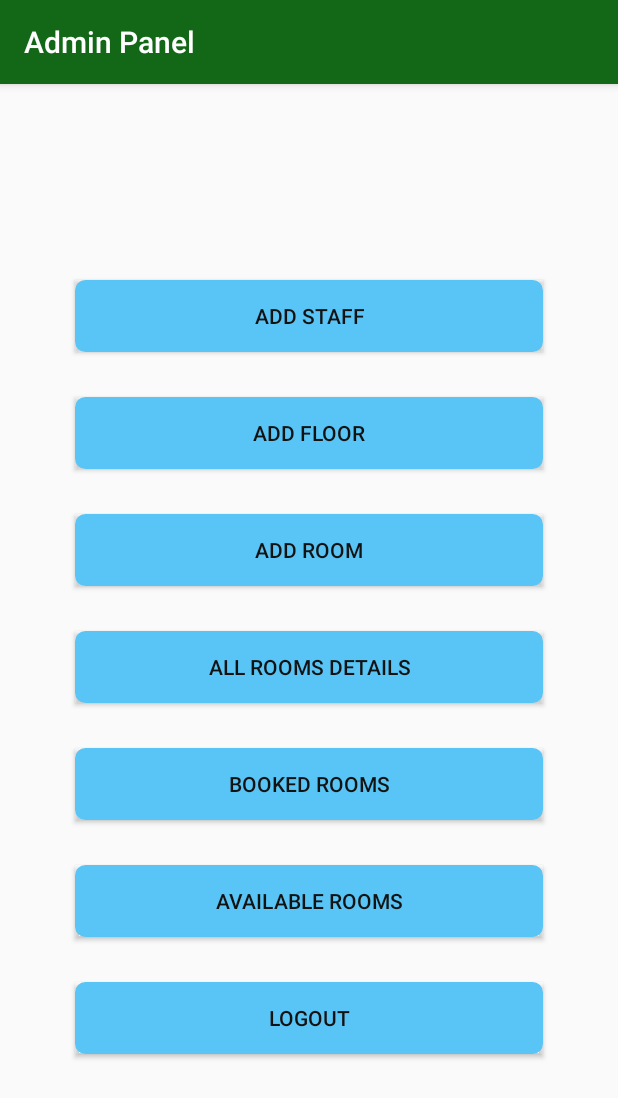
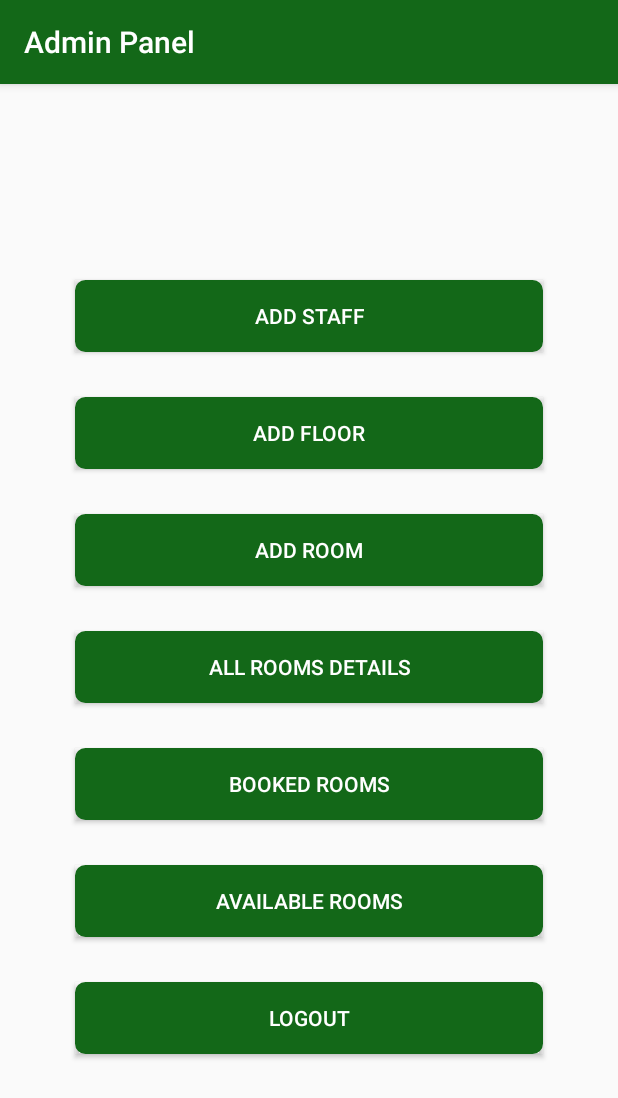
Before and after one commit to SuryaBoggarapu/RoomBookingFinale, an Android app: the AdminDashBoardActivity screen opened directly, with no data from a screen before it, on a phone screen of 412 x 824 dp. Shown: the top 1098 px of the screen. Run offline under Robolectric (Android 15) with nearby library versions, the phone set to English and light mode, and no system bars; Roboto replaces fonts that are not available here.

Commit message:
Updated Logo and App Color

```diff
--- a/app/src/main/res/drawable/button1_rounded.xml
+++ b/app/src/main/res/drawable/button1_rounded.xml
@@ -2,8 +2,8 @@
 <selector xmlns:android="http://schemas.android.com/apk/res/android">
     <item>
         <shape android:shape="rectangle">
-            <solid android:color="#58C5F6"/>
-            <stroke android:color="#58C5F6" android:width="10dp" />
+            <solid android:color="#136818"/>
+            <stroke android:color="#136818" android:width="10dp" />
             <!--corners allow us to make the rounded corners button-->
             <corners android:radius="2dp" />
         </shape>
--- a/app/src/main/res/drawable/button_rounded.xml
+++ b/app/src/main/res/drawable/button_rounded.xml
@@ -2,8 +2,8 @@
 <selector xmlns:android="http://schemas.android.com/apk/res/android">
     <item>
         <shape android:shape="rectangle">
-            <solid android:color="#1F83AD"/>
-            <stroke android:color="#1F83AD" android:width="2dp" />
+            <solid android:color="#136818"/>
+            <stroke android:color="#136818" android:width="2dp" />
             <!--corners allow us to make the rounded corners button-->
             <corners android:radius="2dp" />
         </shape>
--- a/app/src/main/res/layout/activity_addblock.xml
+++ b/app/src/main/res/layout/activity_addblock.xml
@@ -27,6 +27,7 @@
     <Button
         android:id="@+id/select_image"
         android:text="Upload Image"
+
         android:layout_marginTop="20dp"
         android:layout_marginLeft="50dp"
         android:layout_marginRight="50dp"
@@ -42,6 +43,7 @@
     <Button
         android:id="@+id/btn_submit"
         android:text="Submit"
+        android:textColor="#ffff"
         android:layout_gravity="right"
         android:layout_margin="15dp"
         android:background="@drawable/button_rounded"
--- a/app/src/main/res/layout/activity_addroom.xml
+++ b/app/src/main/res/layout/activity_addroom.xml
@@ -101,7 +101,7 @@
 
     <TextView
         android:id="@+id/tv_equipment_2"
-        android:text="Hardwere Equipment"
+        android:text="Hardware Equipment"
         android:layout_marginTop="14dp"
         android:textColor="#A76464"
         android:layout_marginLeft="15dp"
@@ -161,6 +161,7 @@
     <Button
         android:id="@+id/btn_submit"
         android:text="Submit"
+        android:textColor="#ffff"
         android:layout_gravity="right"
         android:layout_margin="15dp"
         android:background="@drawable/button_rounded"
--- a/app/src/main/res/layout/activity_adminaddblockrooms.xml
+++ b/app/src/main/res/layout/activity_adminaddblockrooms.xml
@@ -9,11 +9,12 @@
     <Button
         android:id="@+id/btn_add_staff"
         android:text="Add Staff"
+
         android:layout_marginTop="20dp"
         android:layout_marginLeft="50dp"
         android:layout_marginRight="50dp"
         android:layout_marginBottom="10dp"
-        android:textColor="#131212"
+        android:textColor="#ffff"
         android:layout_width="match_parent"
         android:layout_height="48dp"
         android:background="@drawable/button1_rounded" />
@@ -26,7 +27,7 @@
         android:layout_marginLeft="50dp"
         android:layout_marginRight="50dp"
         android:layout_marginBottom="10dp"
-        android:textColor="#131212"
+        android:textColor="#ffff"
         android:layout_width="match_parent"
         android:layout_height="48dp"
         android:background="@drawable/button1_rounded" />
@@ -39,7 +40,7 @@
         android:layout_marginLeft="50dp"
         android:layout_marginRight="50dp"
         android:layout_marginBottom="10dp"
-        android:textColor="#131212"
+        android:textColor="#ffff"
         android:layout_width="match_parent"
         android:layout_height="48dp"
         android:background="@drawable/button1_rounded" />
@@ -52,7 +53,7 @@
         android:layout_marginLeft="50dp"
         android:layout_marginRight="50dp"
         android:layout_marginBottom="10dp"
-        android:textColor="#131212"
+        android:textColor="#ffff"
         android:layout_width="match_parent"
         android:layout_height="48dp"
         android:background="@drawable/button1_rounded" />
@@ -65,7 +66,7 @@
         android:layout_marginLeft="50dp"
         android:layout_marginRight="50dp"
         android:layout_marginBottom="10dp"
-        android:textColor="#131212"
+        android:textColor="#ffff"
         android:layout_width="match_parent"
         android:layout_height="48dp"
         android:background="@drawable/button1_rounded" />
@@ -78,7 +79,7 @@
         android:layout_marginLeft="50dp"
         android:layout_marginRight="50dp"
         android:layout_marginBottom="10dp"
-        android:textColor="#131212"
+        android:textColor="#ffff"
         android:layout_width="match_parent"
         android:layout_height="48dp"
         android:background="@drawable/button1_rounded" />
@@ -92,7 +93,7 @@
         android:layout_marginLeft="50dp"
         android:layout_marginRight="50dp"
         android:layout_marginBottom="10dp"
-        android:textColor="#131212"
+        android:textColor="#ffff"
         android:layout_width="match_parent"
         android:layout_height="48dp"
         android:background="@drawable/button1_rounded" />
--- a/app/src/main/res/layout/activity_adminlogin.xml
+++ b/app/src/main/res/layout/activity_adminlogin.xml
@@ -10,7 +10,7 @@
         <ImageView
             android:id="@+id/circ_image"
             android:background="@drawable/roombooking"
-            android:layout_width="180dp"
+            android:layout_width="130dp"
             android:layout_height="100dp" />
 
 
@@ -91,7 +91,7 @@
         android:layout_marginLeft="50dp"
         android:layout_marginRight="50dp"
         android:layout_marginBottom="10dp"
-        android:textColor="#131212"
+        android:textColor="#ffff"
         android:layout_width="match_parent"
         android:layout_height="48dp"
         android:background="@drawable/button1_rounded" />
--- a/app/src/main/res/layout/activity_booked_rooms.xml
+++ b/app/src/main/res/layout/activity_booked_rooms.xml
@@ -283,6 +283,7 @@
     <Button
         android:id="@+id/btn_submit"
         android:text="Submit"
+        android:textColor="#ffff"
         android:layout_gravity="right"
         android:layout_margin="15dp"
         android:background="@drawable/button_rounded"
--- a/app/src/main/res/layout/activity_edit_addroom.xml
+++ b/app/src/main/res/layout/activity_edit_addroom.xml
@@ -107,7 +107,7 @@
 
     <TextView
         android:id="@+id/tv_equipment_2"
-        android:text="Hardwere Equipment"
+        android:text="Hardware Equipment"
         android:layout_marginTop="14dp"
         android:textColor="#A76464"
         android:layout_marginLeft="15dp"
@@ -118,7 +118,7 @@
     <TextView
         android:id="@+id/tv_equipment_hw"
         android:background="@drawable/edittext_rounded"
-        android:hint="Hardwere Equipment"
+        android:hint="Hardware Equipment"
         android:padding="8dp"
         android:layout_marginTop="4dp"
         android:layout_marginLeft="13dp"
@@ -174,6 +174,7 @@
     <Button
         android:id="@+id/btn_submit"
         android:text="Submit"
+        android:textColor="#ffff"
         android:layout_gravity="right"
         android:layout_margin="15dp"
         android:background="@drawable/button_rounded"
--- a/app/src/main/res/layout/activity_main.xml
+++ b/app/src/main/res/layout/activity_main.xml
@@ -13,7 +13,7 @@
         android:layout_marginLeft="50dp"
         android:layout_marginRight="50dp"
         android:layout_marginBottom="10dp"
-        android:textColor="#131212"
+        android:textColor="#ffff"
         android:layout_width="match_parent"
         android:layout_height="48dp"
         android:background="@drawable/button1_rounded" />
@@ -22,11 +22,12 @@
     <Button
         android:id="@+id/btn_userlogin"
         android:text="User Login"
+
         android:layout_marginTop="20dp"
         android:layout_marginLeft="50dp"
         android:layout_marginRight="50dp"
         android:layout_marginBottom="10dp"
-        android:textColor="#131212"
+        android:textColor="#ffff"
         android:layout_width="match_parent"
         android:layout_height="48dp"
         android:background="@drawable/button1_rounded" />
--- a/app/src/main/res/layout/activity_registration.xml
+++ b/app/src/main/res/layout/activity_registration.xml
@@ -20,7 +20,7 @@
     <EditText
         android:id="@+id/et_name"
         android:background="@drawable/edittext_rounded"
-        android:hint="Enter Your Name"
+        android:hint="Enter Name"
         android:padding="8dp"
         android:layout_marginTop="4dp"
         android:layout_marginLeft="13dp"
@@ -42,7 +42,7 @@
     <EditText
         android:id="@+id/et_phno"
         android:background="@drawable/edittext_rounded"
-        android:hint="Mobil Number"
+        android:hint="Mobile Number"
         android:maxLength="10"
         android:inputType="number"
         android:padding="8dp"
@@ -130,6 +130,7 @@
     <Button
         android:id="@+id/btn_reg"
         android:text="Submit"
+        android:textColor="#ffff"
         android:layout_gravity="right"
         android:layout_margin="15dp"
         android:background="@drawable/button_rounded"
--- a/app/src/main/res/layout/activity_user_edit_profile.xml
+++ b/app/src/main/res/layout/activity_user_edit_profile.xml
@@ -121,6 +121,7 @@
     <Button
         android:id="@+id/btn_submit"
         android:text="Submit"
+        android:textColor="#ffff"
         android:layout_gravity="right"
         android:layout_margin="15dp"
         android:background="@drawable/button_rounded"
--- a/app/src/main/res/layout/activity_userloin.xml
+++ b/app/src/main/res/layout/activity_userloin.xml
@@ -10,7 +10,7 @@
         <ImageView
             android:id="@+id/circ_image"
             android:background="@drawable/roombooking"
-            android:layout_width="180dp"
+            android:layout_width="130dp"
             android:layout_height="100dp" />
 
 
@@ -95,7 +95,7 @@
         android:layout_marginLeft="50dp"
         android:layout_marginRight="50dp"
         android:layout_marginBottom="10dp"
-        android:textColor="#131212"
+        android:textColor="#ffff"
         android:layout_width="match_parent"
         android:layout_height="48dp"
         android:background="@drawable/button1_rounded" />
@@ -109,6 +109,7 @@
         <TextView
             android:id="@+id/tv_newuser"
             android:text="New User ?"
+            android:visibility="gone"
             android:textColor="#96B0BF"
             android:textSize="20dp"
             android:layout_width="wrap_content"
@@ -117,6 +118,7 @@
 
         <TextView
             android:id="@+id/tv_signup"
+            android:visibility="gone"
             android:text="Sign Up"
             android:layout_marginLeft="6dp"
             android:textColor="#7BCA7E"
--- a/app/src/main/res/layout/list_avalable_rooms.xml
+++ b/app/src/main/res/layout/list_avalable_rooms.xml
@@ -38,6 +38,7 @@
     <Button
         android:id="@+id/btn_book"
         android:text="Book"
+        android:textColor="#ffff"
         android:layout_gravity="right"
         android:layout_margin="15dp"
         android:background="@drawable/button_rounded"
--- a/app/src/main/res/layout/list_getall_addrooms.xml
+++ b/app/src/main/res/layout/list_getall_addrooms.xml
@@ -50,6 +50,7 @@
         <Button
             android:id="@+id/btn_edit"
             android:text="Edit Details"
+            android:textColor="#ffff"
             android:layout_gravity="right"
             android:layout_margin="15dp"
             android:background="@drawable/button_rounded"
--- a/app/src/main/res/layout/list_my_booked_rooms.xml
+++ b/app/src/main/res/layout/list_my_booked_rooms.xml
@@ -65,6 +65,7 @@
     <Button
         android:id="@+id/btn_cancle"
         android:text="Cancel"
+        android:textColor="#ffff"
         android:layout_gravity="right"
         android:layout_margin="15dp"
         android:background="@drawable/button_rounded"
```
Also changed, not shown: app/src/main/res/drawable/roombooking.jpeg (deleted), app/src/main/res/drawable/roombooking.png (added).
